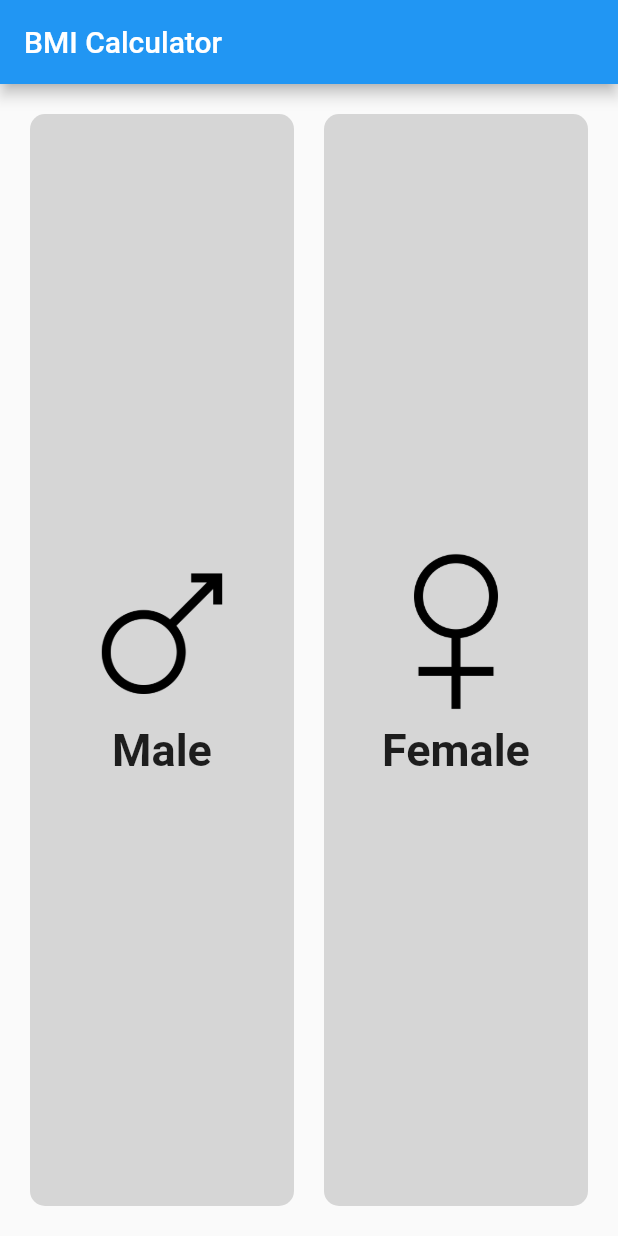
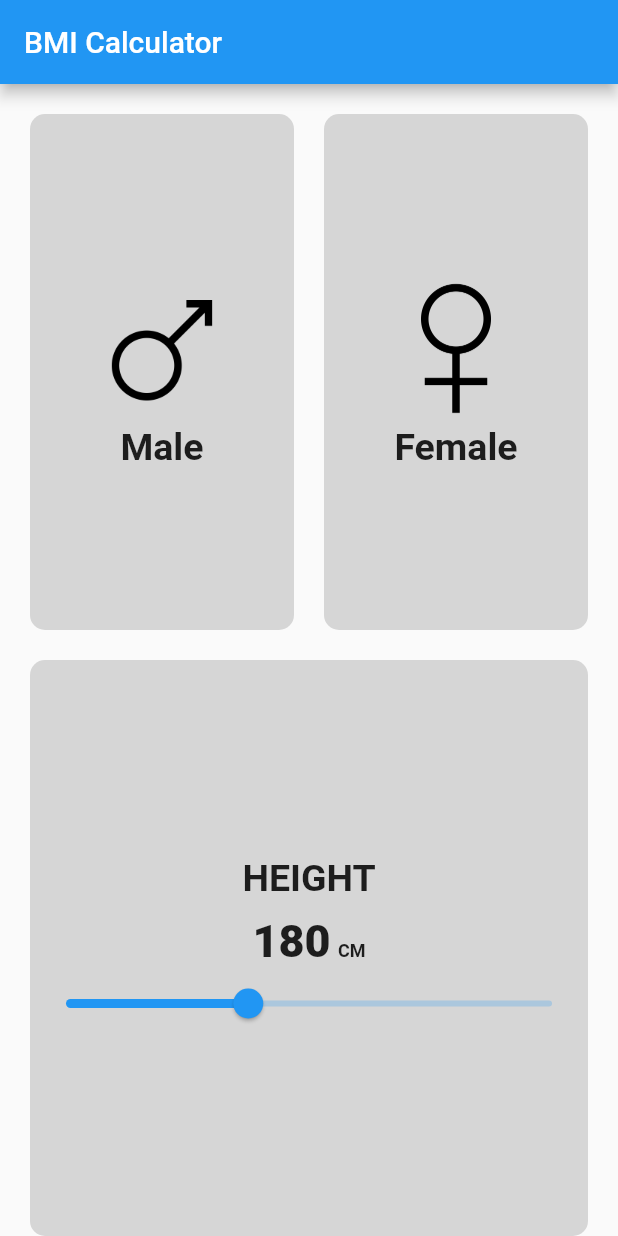
Before and after one commit to OsamaMoradSayed/bmi_calculator, a Flutter app: the screen it shows after launch, on a phone screen of 412 x 824 dp. Run offline on Flutter 3.47's test engine with Material 2 defaults, Android fonts, the phone set to English and light mode, and no system bars.

Commit message:
design slider

```diff
--- a/lib/screens/bmi_screen.dart
+++ b/lib/screens/bmi_screen.dart
@@ -16,11 +16,11 @@ class _BmiScreenState extends State<BmiScreen> {
           'BMI Calculator',
         ),
       ),
-      body: Padding(
-        padding: const EdgeInsets.all(20.0),
-        child: Column(
-          children: [
-            Expanded(
+      body: Column(
+        children: [
+          Expanded(
+            child: Padding(
+              padding: const EdgeInsets.all(20.0),
               child: Row(
                 children: [
                   Expanded(
@@ -34,14 +34,14 @@ class _BmiScreenState extends State<BmiScreen> {
                         children: [
                           Image(
                             image: AssetImage('assets/images/male.png'),
-                            width: 120.0,
-                            height: 120.0,
+                            width: 100.0,
+                            height: 100.0,
                             //color: Colors.blue,
                           ),
                           Text(
                             'Male',
                             style: TextStyle(
-                              fontSize: 30.0,
+                              fontSize: 25.0,
                               fontWeight: FontWeight.bold,
                             ),
                           ),
@@ -62,13 +62,13 @@ class _BmiScreenState extends State<BmiScreen> {
                         mainAxisAlignment: MainAxisAlignment.center,
                         children: [
                           Image.asset('assets/images/female.png',
-                            width: 120.0,
-                            height: 120.0,
+                            width: 100.0,
+                            height: 100.0,
                           ),
                           Text(
                             'Female',
                             style: TextStyle(
-                              fontSize: 30.0,
+                              fontSize: 25.0,
                               fontWeight: FontWeight.bold,
                             ),
                           ),
@@ -79,8 +79,66 @@ class _BmiScreenState extends State<BmiScreen> {
                 ],
               ),
             ),
-          ],
-        ),
+          ),
+          Expanded(
+            child: Padding(
+              padding: const EdgeInsets.symmetric(horizontal: 20.0),
+              child: Container(
+                decoration: BoxDecoration(
+                  borderRadius: BorderRadius.circular(10.0),
+                  color: Colors.grey[350],
+                ),
+                child: Column(
+                  mainAxisAlignment: MainAxisAlignment.center,
+                  children: [
+                    Text(
+                      'HEIGHT',
+                      style: TextStyle(
+                        fontSize: 25.0,
+                        fontWeight: FontWeight.bold,
+                      ),
+                    ),
+                    SizedBox(
+                      height: 10.0,
+                    ),
+                    Row(
+                      crossAxisAlignment: CrossAxisAlignment.baseline,
+                      textBaseline: TextBaseline.alphabetic,
+                      mainAxisAlignment: MainAxisAlignment.center,
+                      children: [
+                        Text(
+                          '180',
+                          style: TextStyle(
+                            fontSize: 30.0,
+                            fontWeight: FontWeight.w900,
+                          ),
+                        ),
+                        SizedBox(
+                          width: 5.0,
+                        ),
+                        Text(
+                          'CM',
+                          style: TextStyle(
+                            fontSize: 12.0,
+                            fontWeight: FontWeight.bold,
+                          ),
+                        ),
+                      ],
+                    ),
+                    Slider(
+                        value: 120,
+                        max: 220,
+                        min: 60,
+                        onChanged: (value){  // بتديني قيمة اللي موجود في ال slider حالياً
+                          print(value.round());
+                        }
+                    ),
+                  ],
+                ),
+              ),
+            ),
+          ),
+        ],
       ),
     );
   }
```
